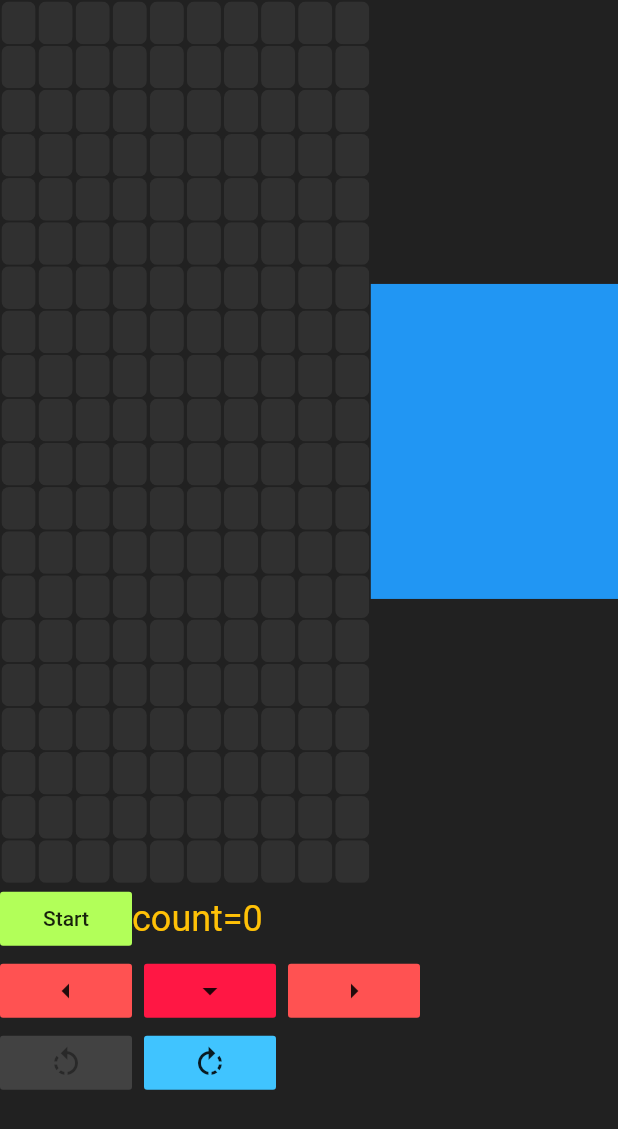
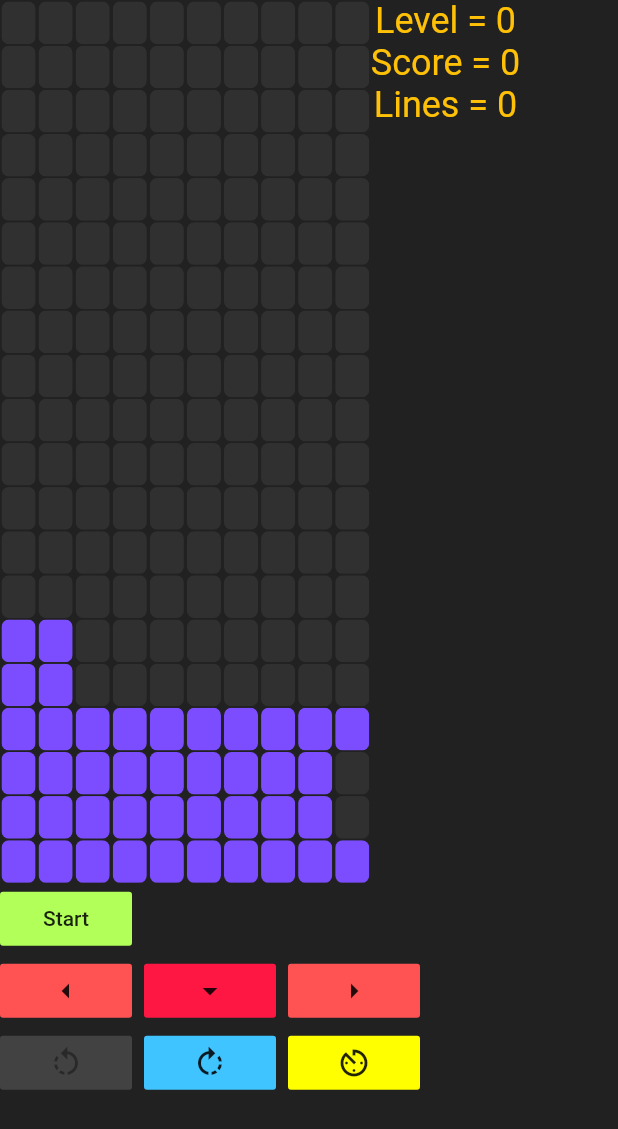
Before and after one commit to beerline/flutter_tetris, a Flutter app: the screen it shows after launch, after a tap on the "arrow left" icon, on a phone screen of 412 x 824 dp. Shown: the top 1129 px of the screen. Run offline on Flutter 3.47's test engine with Material 2 defaults, Android fonts, the phone set to English and light mode, and no system bars; our stand-ins replace get_it.

Commit message:
- add rest shapes - add shape creator - increase level -

```diff
--- a/lib/game/game.dart
+++ b/lib/game/game.dart
@@ -1,9 +1,8 @@
 import 'package:fluttertetris/game/level.dart';
 import 'package:fluttertetris/game/play_field.dart';
 import 'package:fluttertetris/game/scores.dart';
-import 'package:fluttertetris/game/shapes/o_shape.dart';
-import 'package:fluttertetris/game/shapes/s_shape.dart';
 import 'package:fluttertetris/game/shapes/shape.dart';
+import 'package:fluttertetris/game/shapes/shape_creator.dart';
 import 'package:fluttertetris/game/speed.dart';
 
 abstract class GameAbstract {
@@ -13,12 +12,19 @@ abstract class GameAbstract {
   final ScoreAbstract score;
   ShapeAbstract playingShape;
   bool needCheckCollision = false;
+  final ShapeCreatorAbstract _shapeCreator;
+  int _burnedLines = 0;
 
-  GameAbstract(this.playField, this.level, this.speed, this.score);
+  GameAbstract(
+      this.playField, this.level, this.speed, this.score, this._shapeCreator);
 
   step();
+
   _gameOver();
+
   _createShape();
+
+  get burnedLines => _burnedLines;
 }
 
 class Game extends GameAbstract {
@@ -27,15 +33,13 @@ class Game extends GameAbstract {
     LevelAbstract level,
     SpeedAbstract speed,
     ScoreAbstract score,
-  ) : super(playField, level, speed, score);
-
-
-
+    ShapeCreatorAbstract shapeCreator,
+  ) : super(playField, level, speed, score, shapeCreator);
 
   @override
   step() {
     // TODO: implement step
-    if (playingShape == null) { // in game
+    if (playingShape == null) {
       _createShape();
     } else {
       if (needCheckCollision) {
@@ -45,25 +49,25 @@ class Game extends GameAbstract {
         playingShape.moveDown(playField);
         needCheckCollision = true;
       }
+    }
 
-
-    }
     // if game over
-      // gameOver // game
+    // gameOver // game
   }
 
-  _collisionHandle(){
+  _collisionHandle() {
     if (playingShape.detectStackCollision(playField)) {
       playField.mergeShapeToStack(playingShape.blocks);
       playingShape = null;
 
       var burnedLines = playField.detectBurningLines();
 
-      if (burnedLines.length > 0 ) {
-         playField.removeLinesFromStack(burnedLines);
-         score.setScore(burnedLines.length, level.current);
+      if (burnedLines.length > 0) {
+        playField.removeLinesFromStack(burnedLines);
+        score.setScore(burnedLines.length, level.current);
+        _burnedLines += burnedLines.length;
+        level.increaseLevel(this);
       }
-
     }
   }
 
@@ -75,10 +79,7 @@ class Game extends GameAbstract {
 
   @override
   _createShape() {
-    // TODO randomize shape creating
     // TODO position in center
-    playingShape = OShape();
+    playingShape = _shapeCreator.create(playField);
   }
-
-
 }
--- a/lib/game/level.dart
+++ b/lib/game/level.dart
@@ -1,3 +1,5 @@
+import 'package:fluttertetris/game/game.dart';
+
 abstract class LevelAbstract {
   int _current;
 
@@ -5,9 +7,17 @@ abstract class LevelAbstract {
 
   LevelAbstract(this._current);
 
+  increaseLevel(GameAbstract game);
 }
 
 class Level extends LevelAbstract{
+  static const BURNING_LINES_LEVEL_STEP = 2;
 
   Level({int level}) : super(level ?? 0);
+
+  increaseLevel(GameAbstract game){
+    if ( ((_current + 1) * BURNING_LINES_LEVEL_STEP) <= game.burnedLines ) {
+      _current += 1;
+    }
+  }
 }
--- a/lib/game/shapes/s_shape.dart
+++ b/lib/game/shapes/s_shape.dart
@@ -5,7 +5,6 @@ import 'package:fluttertetris/game/shapes/shape.dart';
 import 'package:fluttertetris/game/shapes/shape_orientation.dart';
 
 class SShape extends ShapeAbstract {
-
 
   SShape({List<BlockAbstract> blocks, Color color})
       :super( blocks ??
--- a/lib/injection_container.dart
+++ b/lib/injection_container.dart
@@ -2,6 +2,7 @@ import 'package:fluttertetris/game/game.dart';
 import 'package:fluttertetris/game/level.dart';
 import 'package:fluttertetris/game/play_field.dart';
 import 'package:fluttertetris/game/scores.dart';
+import 'package:fluttertetris/game/shapes/shape_creator.dart';
 import 'package:fluttertetris/game/speed.dart';
 import 'package:get_it/get_it.dart';
 
@@ -13,9 +14,11 @@ init() async {
         serviceLocator(),
         serviceLocator(),
         serviceLocator(),
+        serviceLocator(),
       ));
   serviceLocator.registerFactory<PlayFieldAbstract>(() => PlayField());
   serviceLocator.registerFactory<LevelAbstract>(() => Level());
   serviceLocator.registerFactory<SpeedAbstract>(() => NesSpeed());
   serviceLocator.registerFactory<ScoreAbstract>(() => ScoreOriginalNest());
+  serviceLocator.registerFactory<ShapeCreatorAbstract>(() => ShapeCreator());
 }
--- a/lib/main.dart
+++ b/lib/main.dart
@@ -1,6 +1,7 @@
 import 'dart:async';
 
 import 'package:flutter/material.dart';
+import 'package:fluttertetris/game/block.dart';
 import 'package:fluttertetris/game/game.dart';
 import 'package:fluttertetris/game/ui_elements/game_field.dart';
 import 'package:get_it/get_it.dart';
@@ -38,23 +39,77 @@ class MainWidget extends StatefulWidget {
 
 class _MainWidgetState extends State<MainWidget> {
   GameAbstract game;
-  static const double cellPadding = 1;
-  int count = 0;
+  Timer _timer;
 
   @override
   void initState() {
     super.initState();
     game = serviceLocator<GameAbstract>();
+
+    //todo remove moc
+    game.playField.mergeShapeToStack([
+      Block(160),
+      Block(161),
+      Block(162),
+      Block(163),
+      Block(164),
+      Block(165),
+      Block(166),
+      Block(167),
+      Block(168),
+      Block(169),
+      Block(170),
+      Block(171),
+      Block(172),
+      Block(173),
+      Block(174),
+      Block(175),
+      Block(176),
+      Block(177),
+      Block(178),
+//      Block(179),
+
+      Block(180),
+      Block(181),
+      Block(182),
+      Block(183),
+      Block(184),
+      Block(185),
+      Block(186),
+      Block(187),
+      Block(188),
+      Block(190),
+      Block(191),
+      Block(192),
+      Block(193),
+      Block(194),
+      Block(195),
+      Block(196),
+      Block(197),
+      Block(198),
+      Block(199),
+
+      Block(140),
+      Block(141),
+      Block(150),
+      Block(151),
+    ]);
   }
 
   void _startGame() {
-//    setState(() {
-//      game.step();
-//    });
+    setState(() {
+      game.step();
+    });
 
-    Timer.periodic(Duration(milliseconds: 400), (Timer t) {
+//    _runTimer(800);
+  }
+
+  _runTimer(int milliseconds) {
+    if (_timer is Timer) {
+      _timer.cancel();
+    }
+    _timer = Timer.periodic(Duration(milliseconds: milliseconds), (Timer t) {
       setState(() {
-//        count += 1;
         game.step();
       });
     });
@@ -67,8 +122,7 @@ class _MainWidgetState extends State<MainWidget> {
   }
 
   _transformContrClockwise() {
-    setState(() {
-    });
+    setState(() {});
   }
 
   _moveLeft() {
@@ -103,9 +157,21 @@ class _MainWidgetState extends State<MainWidget> {
                     Flexible(flex: 3, child: GameField(game)),
                     Flexible(
                       flex: 2,
-                      child: Container(
-                        height: 210,
-                        color: Colors.blue,
+                      child: Column(
+                        children: <Widget>[
+                          Text(
+                            'Level = ' + (game.level.current ?? 0).toString(),
+                            style: TextStyle(color: Colors.amber, fontSize: 24),
+                          ),
+                          Text(
+                            'Score = ' + (game.score.current ?? 0).toString(),
+                            style: TextStyle(color: Colors.amber, fontSize: 24),
+                          ),
+                          Text(
+                            'Lines = ' + (game.burnedLines ?? 0).toString(),
+                            style: TextStyle(color: Colors.amber, fontSize: 24),
+                          ),
+                        ],
                       ),
                     ),
                   ],
@@ -122,9 +188,6 @@ class _MainWidgetState extends State<MainWidget> {
                           child: Text('Start'),
                           color: Colors.lightGreenAccent,
                         ),
-                        Text('count=$count',
-                            style:
-                                TextStyle(color: Colors.amber, fontSize: 24)),
                       ],
                     ),
                     Row(
@@ -162,7 +225,12 @@ class _MainWidgetState extends State<MainWidget> {
                           child: Icon(Icons.rotate_right),
                           color: Colors.lightBlueAccent,
                         ),
-
+                        SizedBox(width: 8),
+                        FlatButton(
+                          onPressed: (){_runTimer(100);},
+                          child: Icon(Icons.av_timer),
+                          color: Colors.yellowAccent,
+                        ),
                       ],
                     ),
                   ],
```
Also changed, not shown: lib/game/shapes/i_shape.dart (added, +60 -0 lines), lib/game/shapes/j_shape.dart (added, +60 -0 lines), lib/game/shapes/l_shape.dart (added, +60 -0 lines), lib/game/shapes/shape.dart (+0 -11 lines), lib/game/shapes/shape_creator.dart (added, +39 -0 lines), lib/game/shapes/t_shape.dart (added, +62 -0 lines), lib/game/shapes/z_shape.dart (added, +62 -0 lines).
